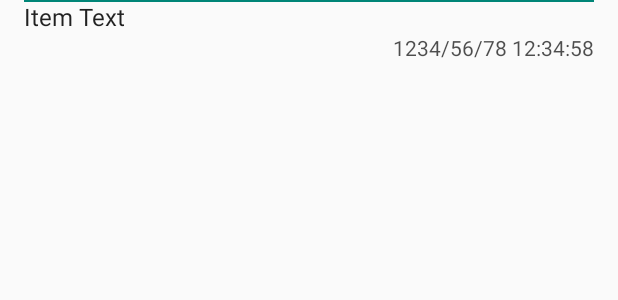
After one commit to ralfoide/misc-exp-public, an Android app: the layout event_item.xml on its own in the app's theme, with its tools: preview values and no code run, on a phone screen of 412 x 824 dp. The commit adds this screen. Shown: the top 300 px of the screen. Run offline under Robolectric (Android 15) with nearby library versions, the phone set to English and light mode, and no system bars.

Commit message:
Job demo: capture & display timestamps in Events.

```diff
--- a/android/job-demo/app/src/main/java/com/alfray/jobdemo/app/DemoReceiver.java
+++ b/android/job-demo/app/src/main/java/com/alfray/jobdemo/app/DemoReceiver.java
@@ -1,13 +1,12 @@
 package com.alfray.jobdemo.app;
 
-import android.app.job.JobInfo;
 import android.content.BroadcastReceiver;
-import android.content.ComponentName;
 import android.content.Context;
 import android.content.Intent;
 import android.util.Log;
 
 import javax.inject.Inject;
+import java.time.LocalDateTime;
 
 /**
  * For demo purposes, the boot action can be triggered from adb:
--- /dev/null
+++ b/android/job-demo/app/src/main/res/layout/event_item.xml
@@ -0,0 +1,40 @@
+<?xml version="1.0" encoding="utf-8"?>
+<RelativeLayout
+        xmlns:android="http://schemas.android.com/apk/res/android"
+        xmlns:tools="http://schemas.android.com/tools"
+        android:layout_width="match_parent"
+        android:layout_height="wrap_content"
+        android:paddingStart="16dp"
+        android:paddingEnd="16dp"
+        android:paddingBottom="8dp"
+        >
+<!--        android:paddingStart="?android:attr/listPreferredItemPaddingStart"-->
+<!--        android:paddingEnd="?android:attr/listPreferredItemPaddingEnd"-->
+<!--        android:minHeight="?android:attr/listPreferredItemHeightSmall"-->
+
+    <View
+            android:layout_width="match_parent"
+            android:layout_height="1dp"
+            android:background="@color/colorPrimary"
+        />
+    <TextView
+            android:id="@+id/msg"
+            android:layout_width="match_parent"
+            android:layout_height="wrap_content"
+            android:textAppearance="?android:attr/textAppearanceListItem"
+            tools:text="Item Text"
+            />
+    <TextView
+            android:id="@+id/timestamp"
+            android:layout_width="wrap_content"
+            android:layout_height="wrap_content"
+            android:layout_alignParentEnd="true"
+            android:layout_below="@id/msg"
+            android:textAppearance="?android:attr/textAppearanceListItemSecondary"
+            android:alpha="0.8"
+            tools:text="1234/56/78 12:34:58"
+            />
+
+
+
+</RelativeLayout>
```
Also changed, not shown: android/job-demo/app/src/main/java/com/alfray/jobdemo/activities/EventLogViewHolder.java (+29 -4 lines), android/job-demo/app/src/main/java/com/alfray/jobdemo/app/EventLog.java (+13 -2 lines), android/job-demo/app/src/main/java/com/alfray/jobdemo/app/MainApplication.java (+6 -1 lines), 3 other files.
